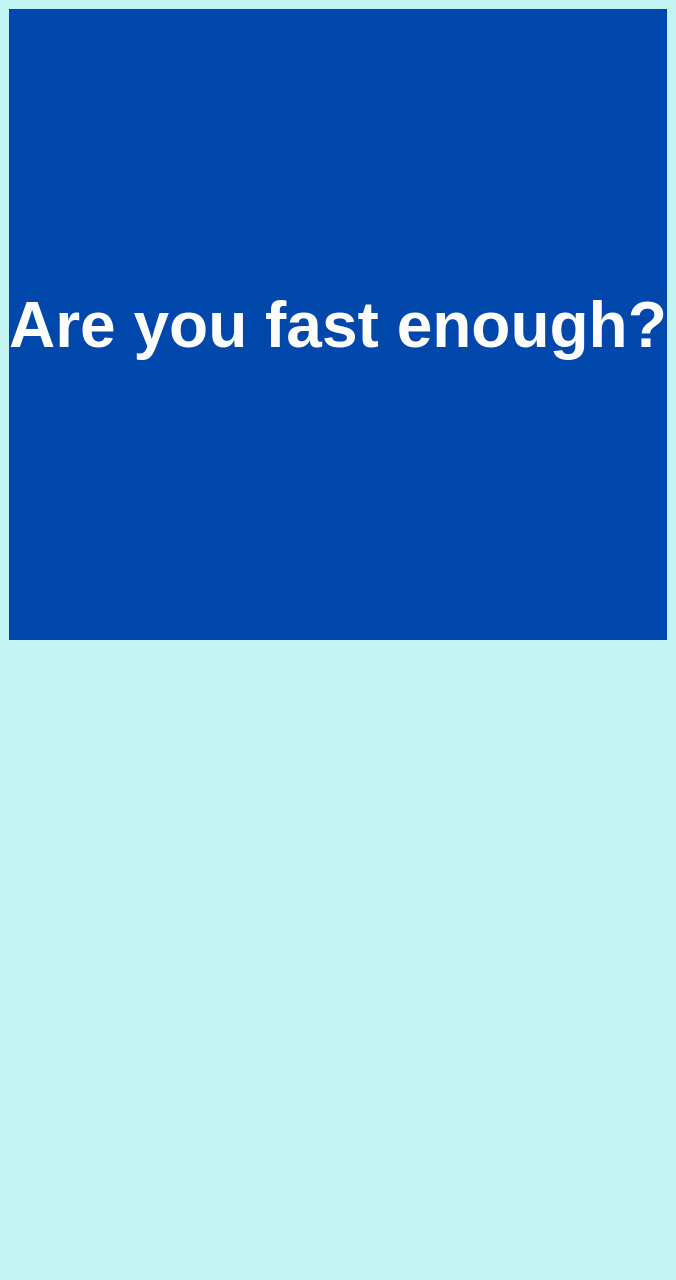
brownidj/angrygranny, file ui/splash_portrait.ui: the form before one commit.
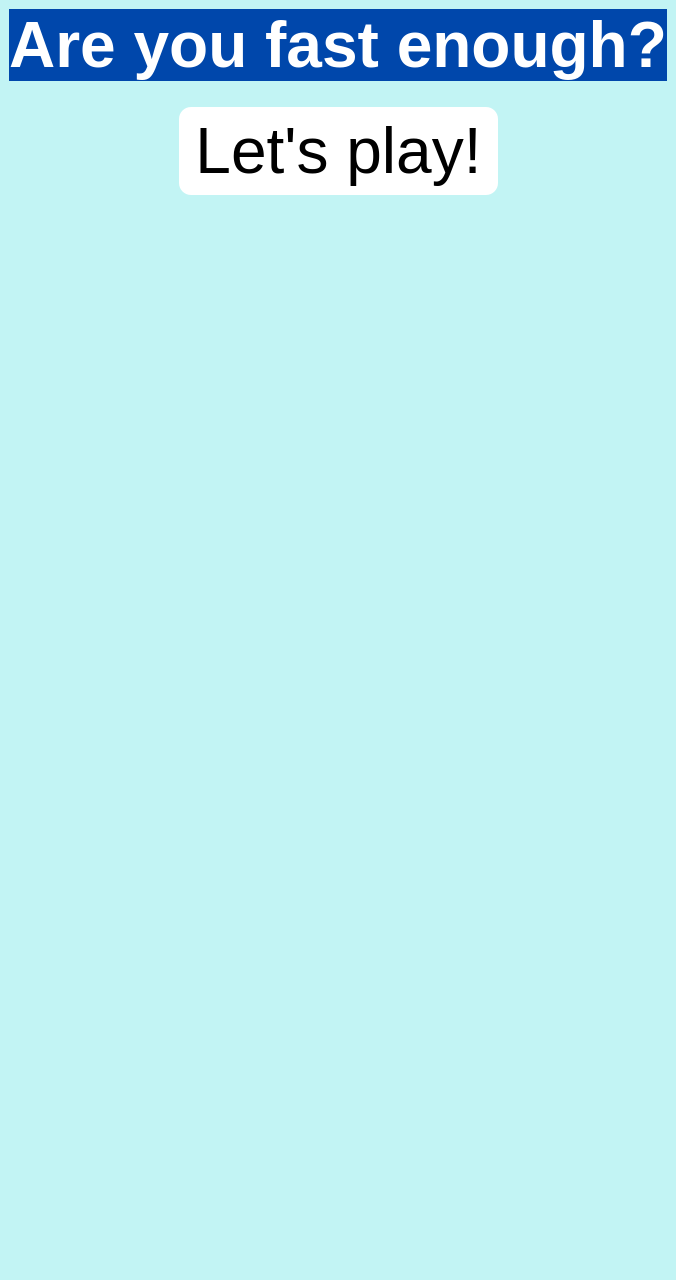
The form after the commit. Icons and pictures are not drawn.

Commit message: added ss button

The edit to the form file:
```diff
--- a/ui/splash_portrait.ui
+++ b/ui/splash_portrait.ui
@@ -71,6 +71,97 @@
                             <bool>false</bool>
                         </property>
                     </widget>
+                </item><item>
+                <spacer name="betweenImageAndButtonSpacer">
+                    <property name="orientation">
+                        <enum>Qt::Vertical</enum>
+                    </property>
+                    <property name="sizeType">
+                        <enum>QSizePolicy::Fixed</enum>
+                    </property>
+                    <property name="sizeHint" stdset="0">
+                        <size>
+                            <width>20</width>
+                            <height>12</height>
+                        </size>
+                    </property>
+                </spacer>
+            </item>
+                <item>
+                    <layout class="QHBoxLayout" name="playButtonLayout">
+                        <item>
+                            <spacer name="playButtonLeftSpacer">
+                                <property name="orientation">
+                                    <enum>Qt::Horizontal</enum>
+                                </property>
+                                <property name="sizeHint" stdset="0">
+                                    <size>
+                                        <width>40</width>
+                                        <height>20</height>
+                                    </size>
+                                </property>
+                            </spacer>
+                        </item>
+                        <item>
+                            <widget class="QPushButton" name="btnLetsPlay">
+                                <property name="sizePolicy">
+                                    <sizepolicy hsizetype="Fixed" vsizetype="Fixed">
+                                        <horstretch>0</horstretch>
+                                        <verstretch>0</verstretch>
+                                    </sizepolicy>
+                                </property>
+                                <property name="text">
+                                    <string>Let&apos;s play!</string>
+                                </property>
+                                <property name="minimumHeight">
+                                    <number>48</number>
+                                </property>
+                                <property name="font">
+                                    <font>
+                                        <pointsize>48</pointsize>
+                                    </font>
+                                </property>
+                                <property name="styleSheet">
+                                    <string notr="true">
+                                        QPushButton#btnLetsPlay {
+                                        border-radius: 12px;
+                                        padding: 8px 16px;
+                                        background-color: #FFFFFF;
+                                        }
+                                    </string>
+                                </property>
+                            </widget>
+                        </item>
+                        <item>
+                            <spacer name="playButtonRightSpacer">
+                                <property name="orientation">
+                                    <enum>Qt::Horizontal</enum>
+                                </property>
+                                <property name="sizeHint" stdset="0">
+                                    <size>
+                                        <width>40</width>
+                                        <height>20</height>
+                                    </size>
+                                </property>
+                            </spacer>
+                        </item>
+                    </layout>
+                </item>
+                <item>
+                    <spacer name="bottomSpacer">
+                        <property name="orientation">
+                            <enum>Qt::Vertical</enum>
+                        </property>
+                        <property name="sizeType">
+                            <enum>QSizePolicy::Expanding</enum>
+                        </property>
+                        <property name="sizeHint" stdset="0">
+                            <size>
+                                <width>20</width>
+                                <height>0</height>
+                            </size>
+                        </property>
+                    </spacer>
                 </item>
             </layout>
         </widget>
```
The commit also changes 1 other file.
